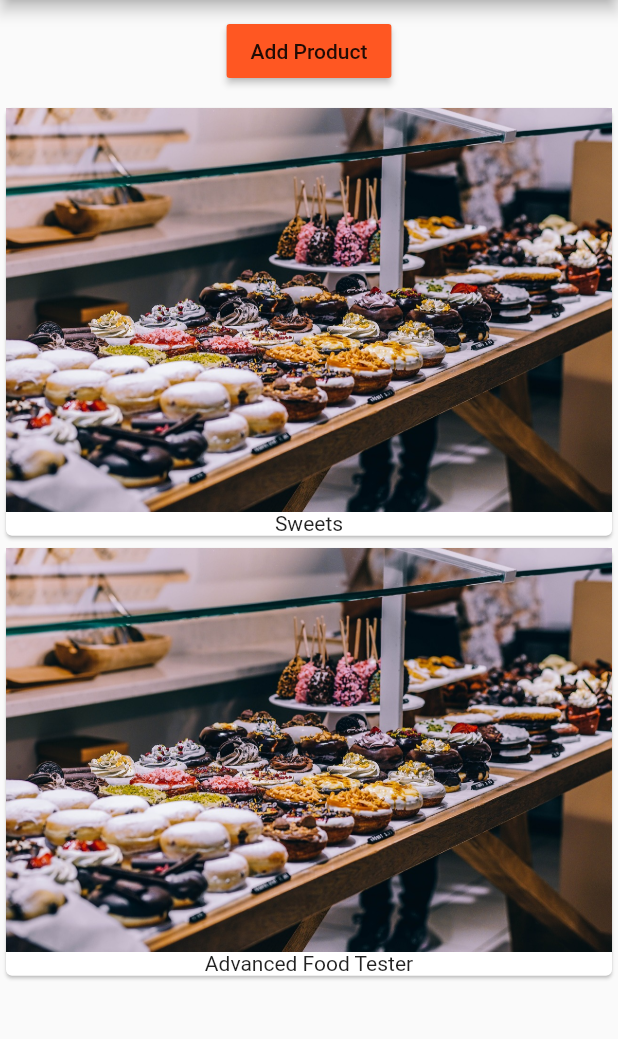
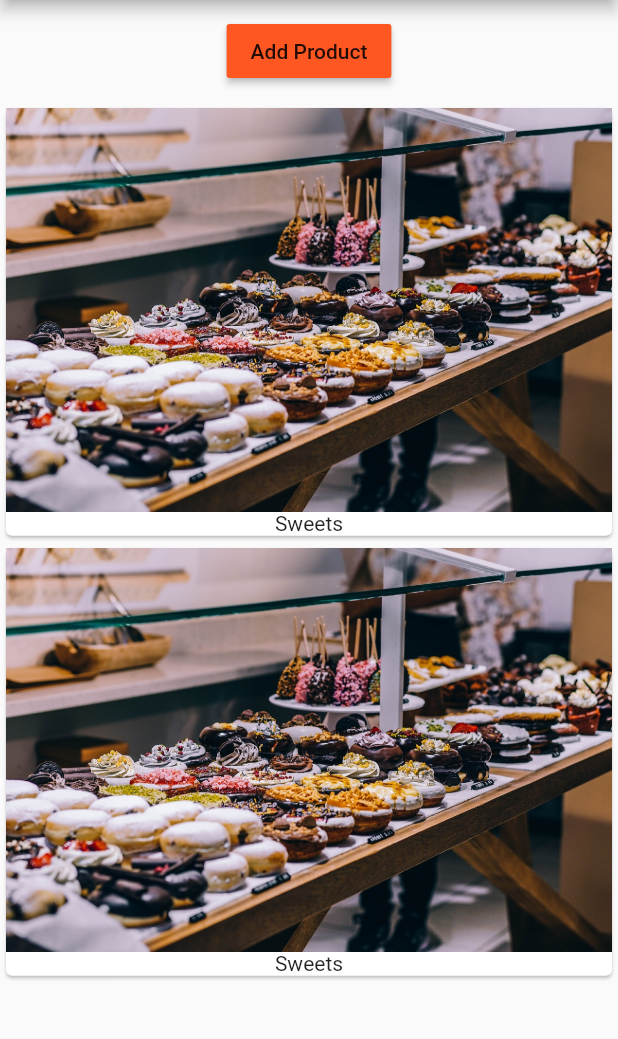
Before and after one commit to lakshyajit165/flutter_course, a Flutter app: the screen it shows after launch, after a tap on "Add Product", on a phone screen of 412 x 824 dp, the part 84-1123 px from its top. Run offline on Flutter 3.47's test engine with Material 2 defaults, Android fonts, the phone set to English and light mode, and no system bars.

Commit message:
Section 2 complete

```diff
--- /dev/null
+++ b/lib/product_control.dart
@@ -0,0 +1,20 @@
+import 'package:flutter/material.dart';
+
+class ProductControl extends StatelessWidget{
+
+  final Function addProduct;
+
+  ProductControl(this.addProduct);
+
+  @override
+    Widget build(BuildContext context) {
+
+      return RaisedButton(
+        color: Theme.of(context).primaryColor,
+        onPressed: () {
+          addProduct('Sweets');
+        },
+        child: Text('Add Product'),
+      );
+    }
+}
--- a/lib/product_manager.dart
+++ b/lib/product_manager.dart
@@ -2,11 +2,12 @@ import 'package:flutter/material.dart';
 
 import './products.dart';
 
+import './product_control.dart';
+
 class ProductManager extends StatefulWidget {
-
   final String startingProduct;
 
-  ProductManager({this.startingProduct = 'Sweets'}){
+  ProductManager({this.startingProduct = 'Sweets'}) {
     print('[ProductManager Widget] Constructor');
   }
 
@@ -25,7 +26,6 @@ class _ProductManagerState extends State<ProductManager> {
     print('[ProductManager State] initState() ');
     super.initState();
     _products.add(widget.startingProduct);
-
   }
 
   @override
@@ -34,22 +34,23 @@ class _ProductManagerState extends State<ProductManager> {
     super.didUpdateWidget(oldWidget);
   }
 
+  void _addProduct(String product) {
+    setState(() {
+      _products.add(product);
+    });
+  }
+
   @override
   Widget build(BuildContext context) {
     print('[ProductManager Widget] build()');
-    return Column(children: [Container(
+    return Column(
+      children: [
+        Container(
           margin: EdgeInsets.all(10.0),
-      child: RaisedButton(
-        color: Theme.of(context).primaryColor,
-        onPressed: () {
-          setState(() {
-            _products.add('Advanced Food Tester');
-          });
-        },
-        child: Text('Add Product'),
-      ),
+          child: ProductControl(_addProduct),
         ),
         Products(_products)
-    ],);
+      ],
+    );
   }
 }
```
Also changed, not shown: 8 other files. Lines whose indentation alone changed are shown as unchanged.
